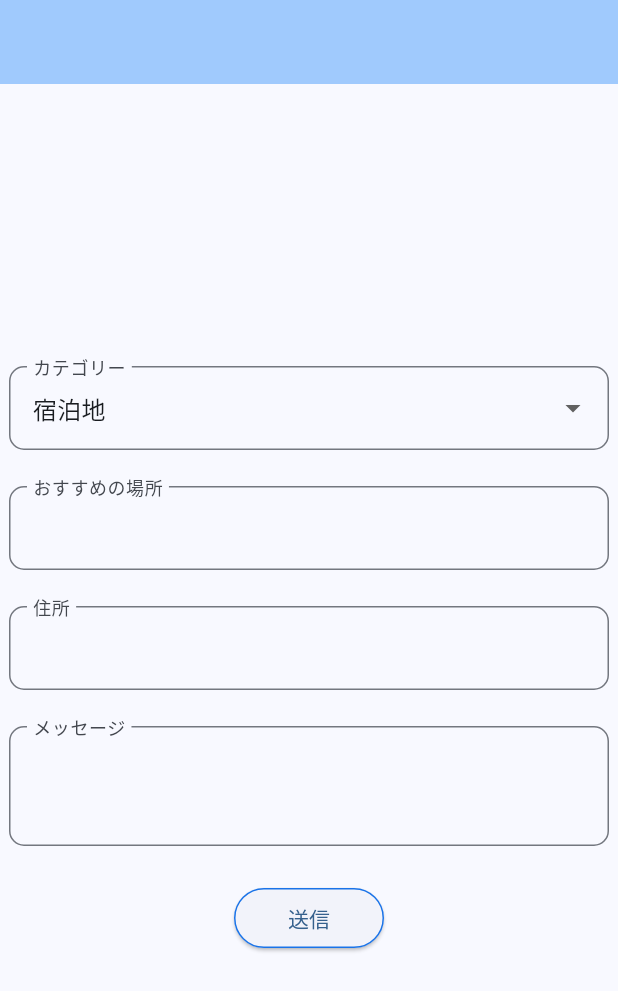
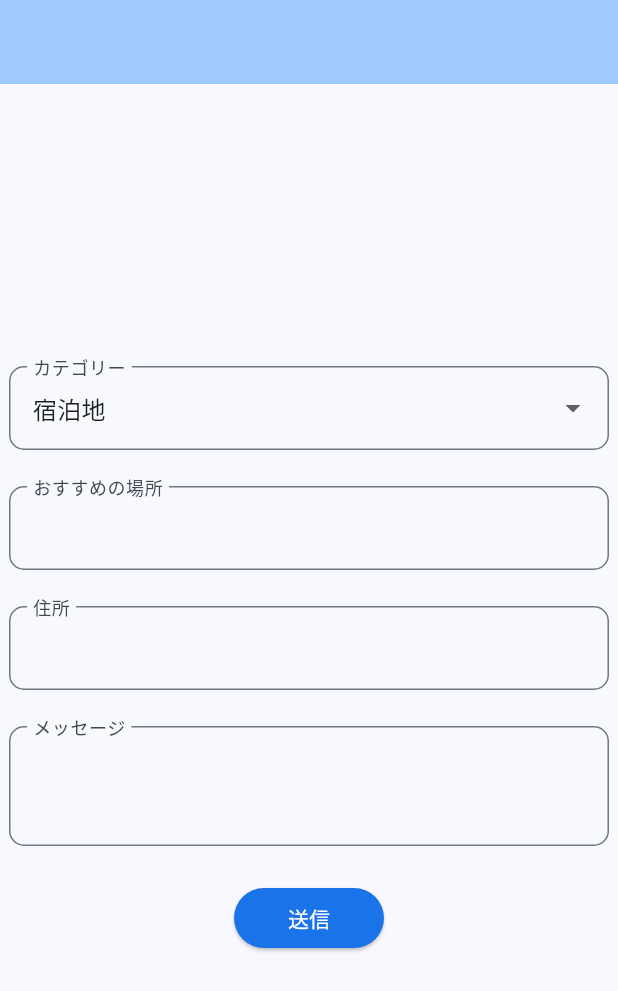
Before and after one commit to Mitsutan/sysdev_suretti, a Flutter app: the MessageSettings screen opened directly, on a phone screen of 412 x 824 dp. Shown: the top 991 px of the screen. Run offline on Flutter 3.47's test engine with Material 3 defaults, Android fonts, the phone set to English and light mode, and no system bars.

Commit message:
メッセージ設定画面
ボタンの色修正

```diff
--- a/lib/pages/message_settings.dart
+++ b/lib/pages/message_settings.dart
@@ -145,7 +145,8 @@ class _MessageSettings extends State<MessageSettings> {
                   );
                 },
                 style: ElevatedButton.styleFrom(
-                  side: const BorderSide(color: Color(0xFF1A73E8)),
+                  backgroundColor: const Color(0xFF1A73E8),
+                  foregroundColor: Colors.white,
                   minimumSize: const Size(100, 40),
                 ),
                 child: const Text('送信'),
```
